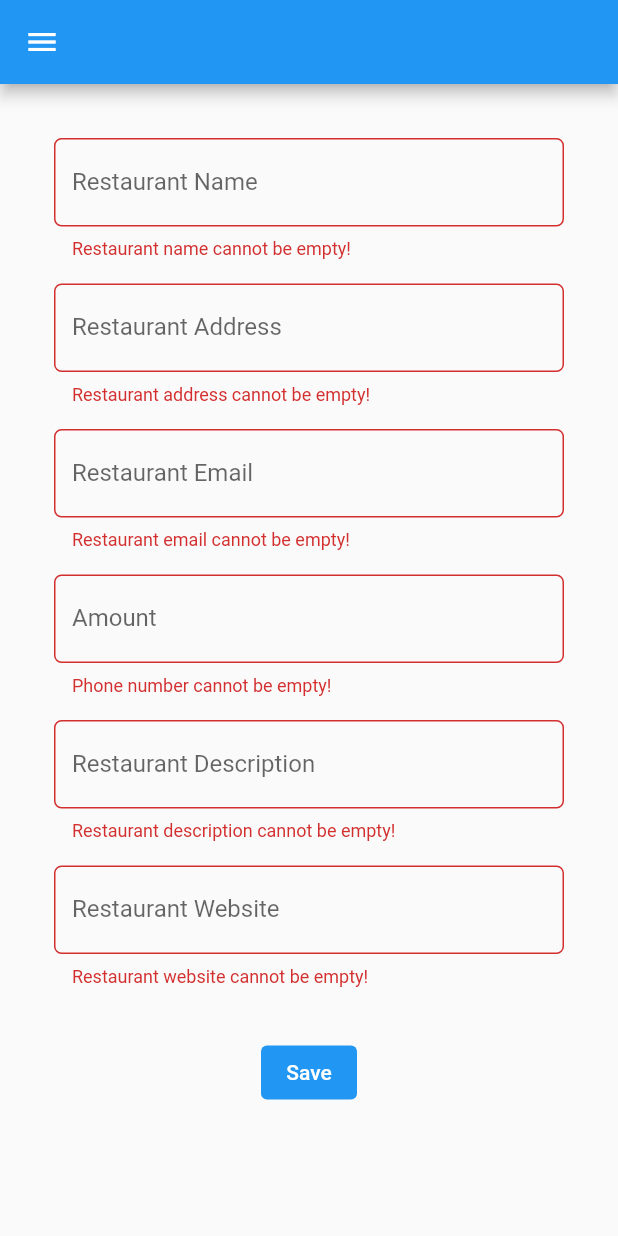
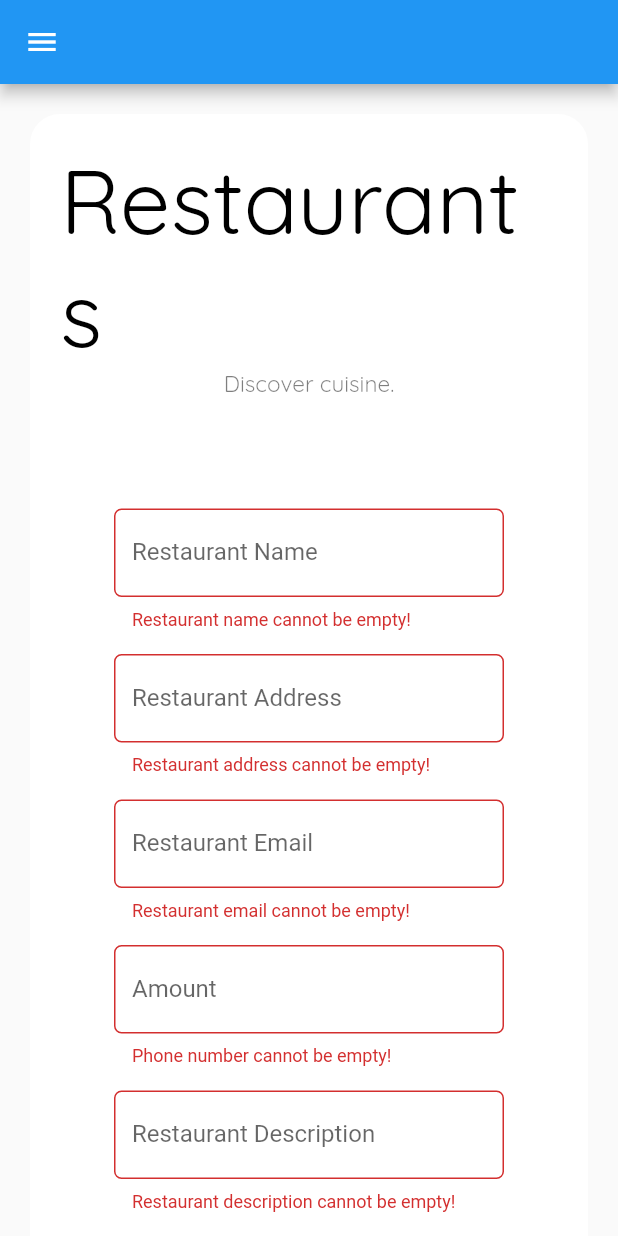
Before and after one commit to mhmmd-attar/mid_tourism_mobile, a Flutter app: the RestaurantForm screen opened directly with empty values, after a tap on "Save", on a phone screen of 412 x 824 dp. Run offline on Flutter 3.47's test engine with Material 2 defaults, Android fonts, the phone set to English and light mode, and no system bars.

Commit message:
Resto form added header

```diff
--- a/lib/pages/restaurant/restaurantform.dart
+++ b/lib/pages/restaurant/restaurantform.dart
@@ -25,7 +25,42 @@ class _RestaurantForm extends State<RestaurantForm> {
     return Scaffold(
         appBar: AppBar(),
         drawer: const drawerapp(),
-      body: Form(
+        body: Center(
+            child: Column(children: <Widget>[
+          Container(
+              margin: const EdgeInsets.all(20.0),
+              padding: const EdgeInsets.all(20.0),
+              decoration: const BoxDecoration(
+                color: Colors.white,
+                borderRadius: BorderRadius.all(Radius.circular(20)),
+              ),
+              child: Column(
+                mainAxisAlignment: MainAxisAlignment.center,
+                children: [
+                  // ignore: prefer_const_constructors
+                  Center(
+                    child: const Text("Restaurants",
+                        style: TextStyle(
+                            fontSize: 60,
+                            fontFamily: 'Quicksand',
+                            color: Colors.black)),
+                  ),
+                  Center(
+                    child: Text("Discover cuisine.",
+                        style: TextStyle(
+                            fontSize: 15,
+                            fontFamily: 'Quicksand',
+                            color: Colors.black.withOpacity(0.5))),
+                  ),
+                  Center(
+                    child: Text(
+                        "Experience authenticity and accomodation with MID-Tourism",
+                        style: TextStyle(
+                            fontSize: 15,
+                            fontFamily: 'Quicksand',
+                            color: Color(0xffFFFFFF).withOpacity(0.5))),
+                  ),
+                  Form(
                     key: _formKey,
                     child: SingleChildScrollView(
                       child: Container(
@@ -141,7 +176,8 @@ class _RestaurantForm extends State<RestaurantForm> {
                               padding: const EdgeInsets.all(8.0),
                               child: TextFormField(
                                 decoration: InputDecoration(
-                      hintText: "Enter your restaurant's phone number!",
+                                  hintText:
+                                      "Enter your restaurant's phone number!",
                                   labelText: "Amount",
                                   // Added a circular border to make it neater
                                   border: OutlineInputBorder(
@@ -176,7 +212,8 @@ class _RestaurantForm extends State<RestaurantForm> {
                               padding: const EdgeInsets.all(8.0),
                               child: TextFormField(
                                 decoration: InputDecoration(
-                      hintText: "Enter your Restaurant Description!",
+                                  hintText:
+                                      "Enter your Restaurant Description!",
                                   labelText: "Restaurant Description",
                                   // Added a circular border to make it neater
                                   border: OutlineInputBorder(
@@ -244,42 +281,52 @@ class _RestaurantForm extends State<RestaurantForm> {
                                     child: TextButton(
                                         style: ButtonStyle(
                                           backgroundColor:
-                                  MaterialStateProperty.all(Colors.blue),
+                                              MaterialStateProperty.all(
+                                                  Colors.blue),
                                         ),
                                         onPressed: () {
-                              if (_formKey.currentState!.validate()) {
+                                          if (_formKey.currentState!
+                                              .validate()) {
                                             _formKey.currentState!.save();
                                             Fields new_fields = Fields(
                                                 restoName: resto_name,
                                                 restoAddress: resto_address,
                                                 restoEmail: resto_email,
                                                 restoPhone: resto_phone,
-                                    restoDescription: resto_description,
+                                                restoDescription:
+                                                    resto_description,
                                                 restoPhoto: resto_photo,
                                                 restoDelivery: resto_delivery);
                                             Map<String, dynamic> jsonFields =
                                                 new_fields.toJson();
-                                Restaurant new_restaurant = Restaurant(
+                                            Restaurant new_restaurant =
+                                                Restaurant(
                                                     model: widget.model,
-                                    pk: widget.pk + 1,
+                                                    pk: widget.pk,
                                                     fields: new_fields);
-                                Map<String, dynamic> jsonRestaurant =
+                                            Map<String, dynamic>
+                                                jsonRestaurant =
                                                 new_restaurant.toJson();
                                             showDialog(
                                                 context: context,
-                                    builder: (BuildContext context) {
+                                                builder:
+                                                    (BuildContext context) {
                                                   return const AlertDialog(
-                                          content: Text('Successfully saved!'));
+                                                      content: Text(
+                                                          'Successfully saved!'));
                                                 });
                                           }
                                         },
                                         child: const Text("Save",
-                                style: TextStyle(color: Colors.white))))),
+                                            style: TextStyle(
+                                                color: Colors.white))))),
                           ],
                         ),
                       ),
                     ),
-      ),
-    );
+                  )
+                ],
+              ))
+        ])));
   }
 }
```
Lines whose indentation alone changed are shown as unchanged.
